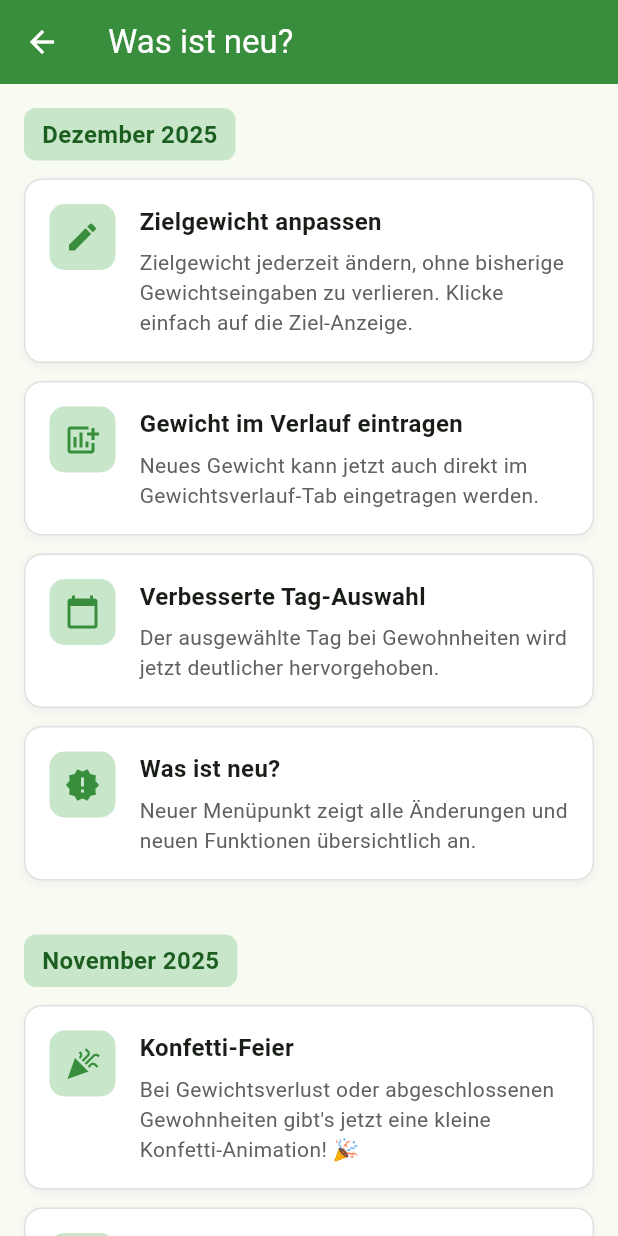
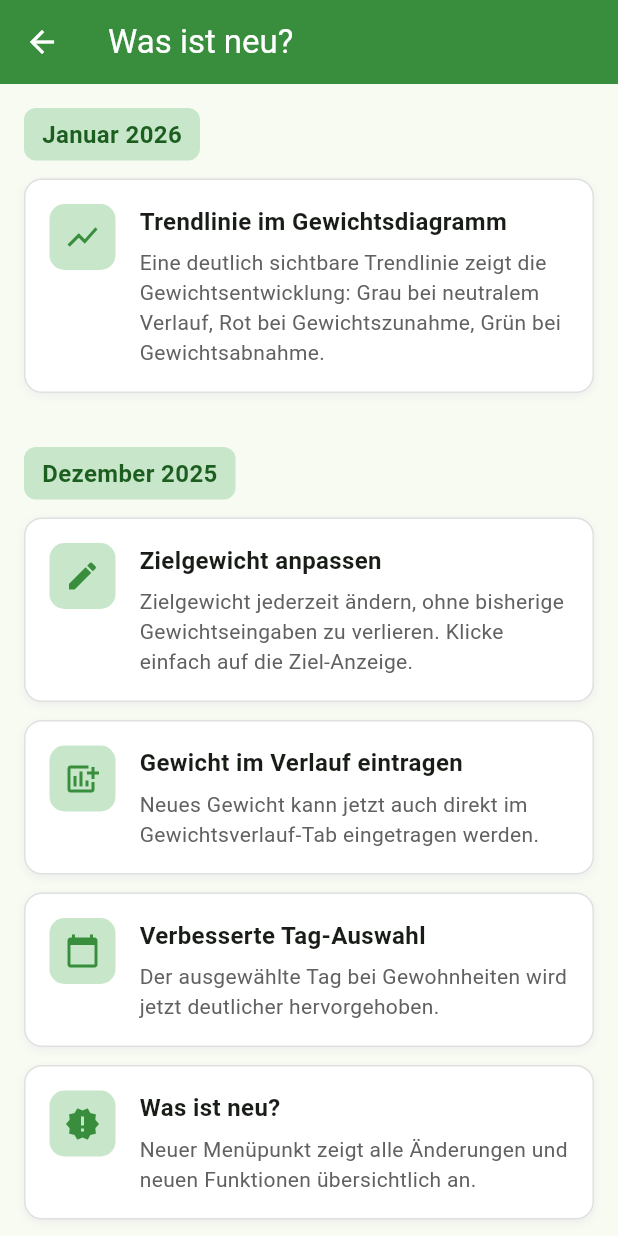
Before and after one commit to oliverbyte/appnehmen, a Flutter app: the NewsScreen screen opened directly, on a phone screen of 412 x 824 dp. Run offline on Flutter 3.47's test engine with Material 3 defaults, Android fonts, the phone set to English and light mode, and no system bars; our stand-ins replace confetti, fl_chart, shared_preferences; missing offline and left inert: dart:js; accounts and stored records are empty.

Commit message:
Add trend line to weight chart
- Clearly visible trend line based on linear regression
- Color coding: Gray (neutral), Red (increasing), Green (decreasing)
- 4px width with dashed pattern for better visibility
- Updated README and News Screen

```diff
--- a/lib/screens/news_screen.dart
+++ b/lib/screens/news_screen.dart
@@ -26,6 +26,17 @@ class _NewsScreenState extends State<NewsScreen> {
       body: ListView(
         padding: const EdgeInsets.all(16),
         children: [
+          _buildNewsSection(
+            'Januar 2026',
+            [
+              _NewsItem(
+                icon: Icons.show_chart,
+                title: 'Trendlinie im Gewichtsdiagramm',
+                description: 'Eine deutlich sichtbare Trendlinie zeigt die Gewichtsentwicklung: Grau bei neutralem Verlauf, Rot bei Gewichtszunahme, Grün bei Gewichtsabnahme.',
+              ),
+            ],
+          ),
+          const SizedBox(height: 24),
           _buildNewsSection(
             'Dezember 2025',
             [
```
Also changed, not shown: lib/screens/weight_history_screen.dart (+47 -0 lines), 1 other file.
